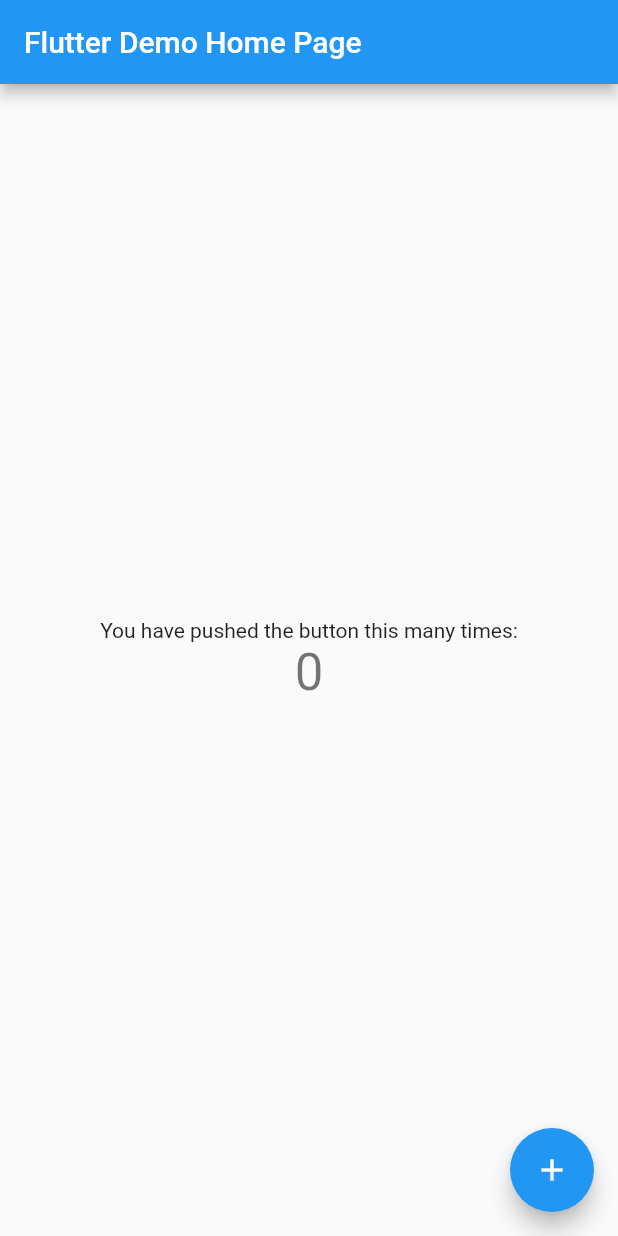
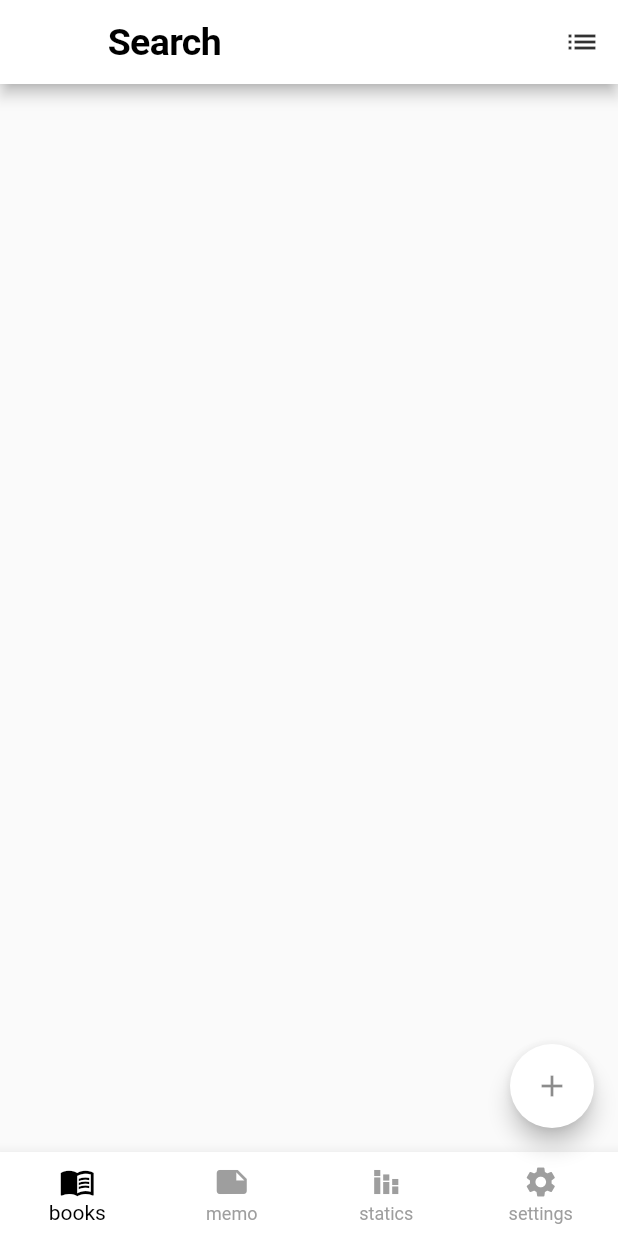
Before and after one commit to hanslelee/readingcord, a Flutter app: the screen it shows after launch, on a phone screen of 412 x 824 dp. Run offline on Flutter 3.47's test engine with Material 2 defaults, Android fonts, the phone set to English and light mode, and no system bars.

Commit message:
navigationbar

```diff
--- a/lib/main.dart
+++ b/lib/main.dart
@@ -1,7 +1,8 @@
 import 'package:flutter/material.dart';
+import 'package:readingcord/src/readingcord.dart';
 
 void main() {
-  runApp(MyApp());
+  runApp(ReadingCord());
 }
 
 class MyApp extends StatelessWidget {
--- /dev/null
+++ b/lib/src/readingcord.dart
@@ -0,0 +1,19 @@
+import 'package:flutter/material.dart';
+import 'package:flutter/cupertino.dart';
+import 'package:readingcord/src/view/home_screen.dart';
+
+
+
+class ReadingCord extends StatelessWidget {
+  @override
+  Widget build(BuildContext context) {
+    return MaterialApp(
+        title: 'Ollacare',
+        theme: ThemeData(
+          // fontFamily: 'AppleSDGothicNeo',
+          primaryColor: Colors.white,
+        ),
+        home: HomeScreen(),
+      );
+  }
+}
--- /dev/null
+++ b/lib/src/view/home_screen.dart
@@ -0,0 +1,82 @@
+import 'package:flutter/material.dart';
+import 'package:flutter/cupertino.dart';
+
+class HomeScreen extends StatefulWidget {
+  @override
+  _HomeScreenState createState() => _HomeScreenState();
+}
+
+class _HomeScreenState extends State<HomeScreen> with SingleTickerProviderStateMixin {
+  TabController tabController;
+
+  @override
+  void initState() {
+    tabController = TabController(
+      length: 4,
+      vsync: this
+    );
+
+    super.initState();
+  }
+
+  @override
+  Widget build(BuildContext context) {
+    return Scaffold(
+      appBar: AppBar(
+        leading: Container(),
+        title: Text(
+          'Search',
+          style: TextStyle(
+              fontSize: 25, fontWeight: FontWeight.w700, color: Colors.black, letterSpacing: -(29 * 0.015)),
+        ),
+        centerTitle: false,
+        actions: [
+          IconButton(
+            icon: Icon(Icons.list),
+            color: Color(0xFF323232),
+            onPressed: () {},
+            padding: EdgeInsets.all(0.0),
+          )
+        ],
+      ),
+      body: TabBarView(
+        controller: tabController,
+        physics: NeverScrollableScrollPhysics(),
+        children: [
+          Container(),
+          Container(),
+          Container(),
+          Container(),
+        ],
+      ),
+      bottomNavigationBar: BottomNavigationBar(
+        type: BottomNavigationBarType.fixed,
+        backgroundColor: Colors.white,
+        selectedItemColor: Colors.black,
+        unselectedItemColor: Colors.grey,
+        onTap: (index) {
+          setState(() {
+            tabController.index = index;
+          });
+        },
+        currentIndex: tabController.index,
+        items: [
+          BottomNavigationBarItem(icon: Icon(Icons.menu_book_outlined), label: 'books'),
+          BottomNavigationBarItem(icon: Icon(Icons.note), label: 'memo'),
+          BottomNavigationBarItem(icon: Icon(Icons.stacked_bar_chart), label: 'statics'),
+          BottomNavigationBarItem(icon: Icon(Icons.settings), label: 'settings'),
+        ],
+      ),
+      floatingActionButton: FloatingActionButton(
+        backgroundColor: Colors.white,
+        onPressed: () async {
+
+        },
+        child: Icon(
+          Icons.add,
+          color: Colors.black45,
+        ),
+      ),
+    );
+  }
+}
```
Also changed, not shown: lib/src/view/home.dart (deleted).
